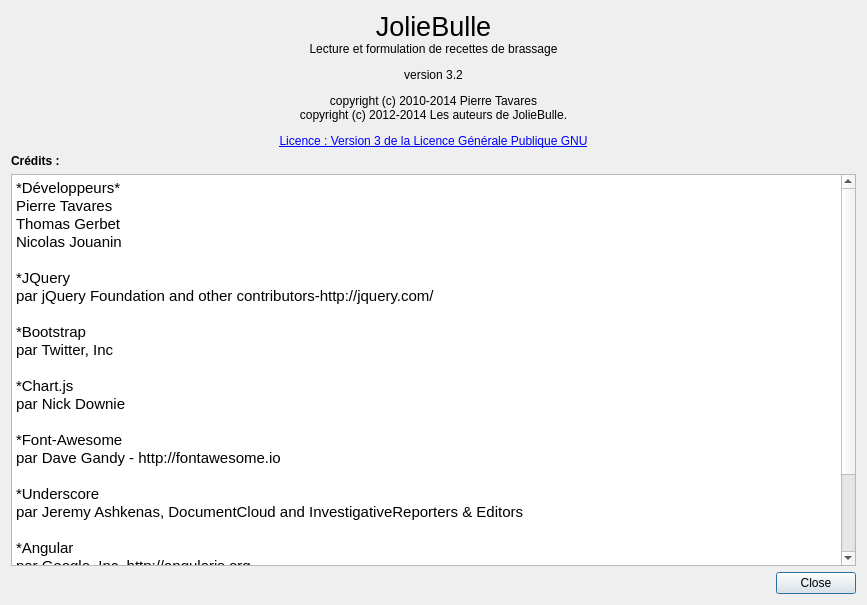
Above: joliebulle/about.ui from 314r/joliebulle before the change. Below: the same form after it.
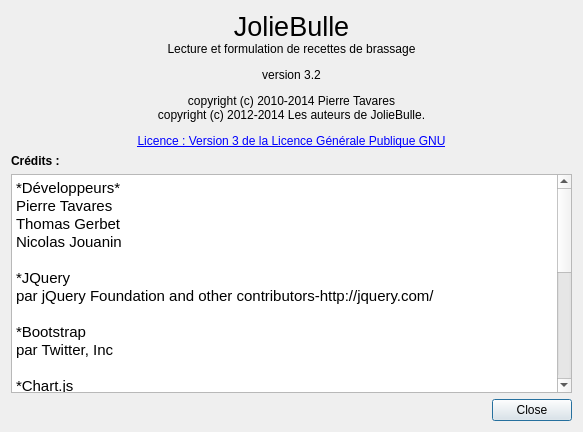
That is the form after the change.

```diff
--- a/joliebulle/about.ui
+++ b/joliebulle/about.ui
@@ -6,8 +6,8 @@
    <rect>
     <x>0</x>
     <y>0</y>
-    <width>867</width>
-    <height>605</height>
+    <width>583</width>
+    <height>432</height>
    </rect>
   </property>
   <property name="windowTitle">
```
